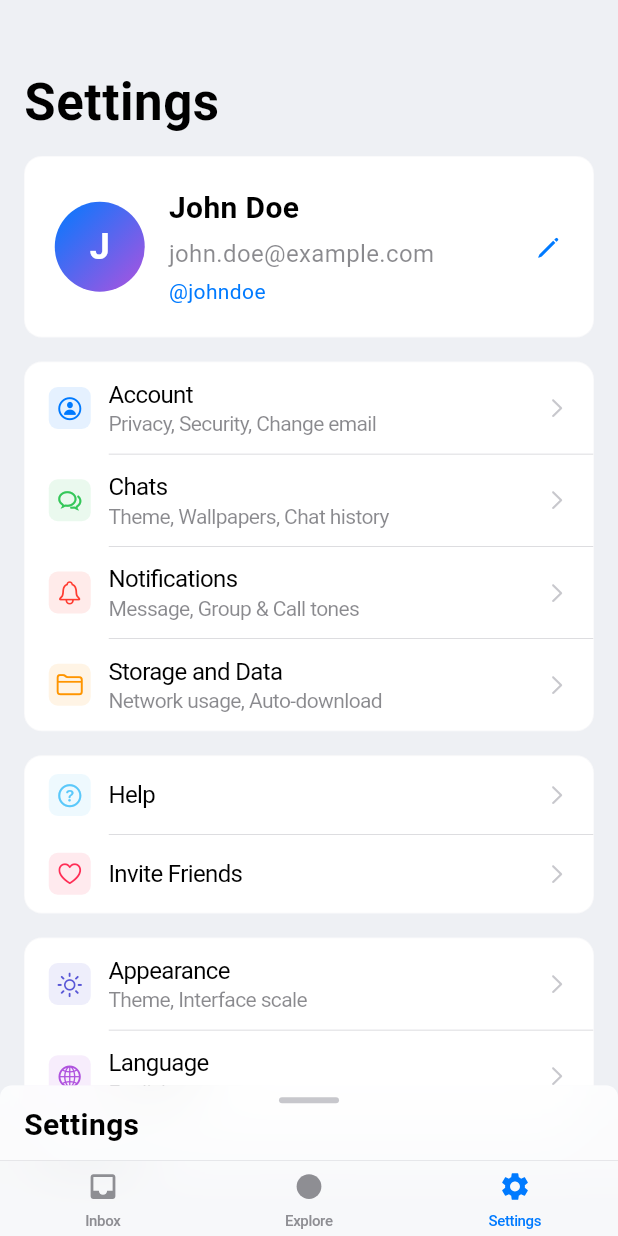
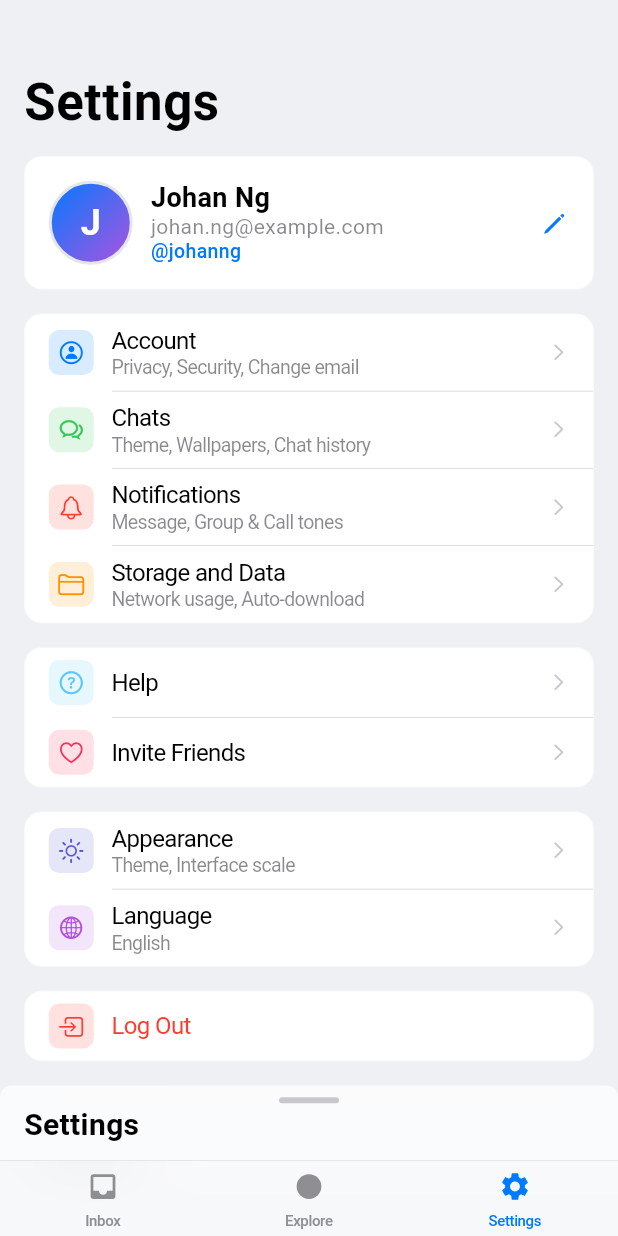
Before and after one commit to 0xjeffro/Signal, a Flutter app: the screen it shows after launch, item 3 of the bottom bar chosen, on a phone screen of 412 x 824 dp. Run offline on Flutter 3.47's test engine with Material 3 defaults, Android fonts, the phone set to English and light mode, and no system bars; our stand-ins replace flutter_svg.

Commit message:
Update user profile card layout and styling in settings page
- Adjusted padding and dimensions for user profile elements for improved aesthetics.
- Updated user information text and sizes for better readability.
- Enhanced visual elements with border and gradient adjustments.
- Modified spacing and margins for a more cohesive layout.

```diff
--- a/signal_app/lib/pages/settings_page.dart
+++ b/signal_app/lib/pages/settings_page.dart
@@ -122,7 +122,7 @@ class _SettingsPageState extends State<SettingsPage> {
   Widget _buildUserProfileCard(BuildContext context) {
     return Container(
       margin: EdgeInsets.symmetric(horizontal: 16, vertical: 8),
-      padding: EdgeInsets.all(20),
+      padding: EdgeInsets.all(16),
       decoration: BoxDecoration(
         color: MediaQuery.of(context).platformBrightness == Brightness.dark
             ? CupertinoColors.systemGrey6.resolveFrom(context)
@@ -139,10 +139,17 @@ class _SettingsPageState extends State<SettingsPage> {
         children: [
           // 头像
           Container(
-            width: 60,
-            height: 60,
+            width: 56,
+            height: 56,
             decoration: BoxDecoration(
               shape: BoxShape.circle,
+              border: Border.all(
+                color:
+                    MediaQuery.of(context).platformBrightness == Brightness.dark
+                    ? CupertinoColors.systemGrey4.resolveFrom(context)
+                    : CupertinoColors.systemGrey5.resolveFrom(context),
+                width: 2,
+              ),
               gradient: LinearGradient(
                 colors: [
                   CupertinoColors.systemBlue,
@@ -163,7 +170,7 @@ class _SettingsPageState extends State<SettingsPage> {
               ),
             ),
           ),
-          SizedBox(width: 16),
+          SizedBox(width: 12),
 
           // 用户信息
           Expanded(
@@ -171,27 +178,32 @@ class _SettingsPageState extends State<SettingsPage> {
               crossAxisAlignment: CrossAxisAlignment.start,
               children: [
                 Text(
-                  'John Doe',
+                  'Johan Ng',
                   style: TextStyle(
-                    fontSize: 20,
+                    fontSize: 18,
                     fontWeight: FontWeight.w600,
                     color: CupertinoColors.label.resolveFrom(context),
+                    height: 1.2,
                   ),
                 ),
-                SizedBox(height: 4),
+                SizedBox(height: 0),
                 Text(
-                  'john.doe@example.com',
+                  'johan.ng@example.com',
                   style: TextStyle(
-                    fontSize: 16,
+                    fontSize: 14,
+                    fontWeight: FontWeight.w400,
                     color: CupertinoColors.secondaryLabel.resolveFrom(context),
+                    height: 1.2,
                   ),
                 ),
-                SizedBox(height: 4),
+                SizedBox(height: -1),
                 Text(
-                  '@johndoe',
+                  '@johanng',
                   style: TextStyle(
-                    fontSize: 14,
+                    fontSize: 13,
+                    fontWeight: FontWeight.w500,
                     color: CupertinoColors.systemBlue.resolveFrom(context),
+                    height: 1.2,
                   ),
                 ),
               ],
@@ -238,7 +250,7 @@ class _SettingsPageState extends State<SettingsPage> {
             _buildSettingsItem(context, items[i]),
             if (i < items.length - 1)
               Container(
-                margin: EdgeInsets.only(left: 56),
+                margin: EdgeInsets.only(left: 58),
                 height: 0.5,
                 color: CupertinoColors.systemGrey4.resolveFrom(context),
               ),
@@ -253,16 +265,16 @@ class _SettingsPageState extends State<SettingsPage> {
       padding: EdgeInsets.zero,
       onPressed: item.onTap,
       child: Container(
-        padding: EdgeInsets.symmetric(horizontal: 16, vertical: 12),
+        padding: EdgeInsets.symmetric(horizontal: 16, vertical: 8),
         child: Row(
           children: [
             // 图标
             Container(
-              width: 28,
-              height: 28,
+              width: 30,
+              height: 30,
               decoration: BoxDecoration(
-                color: item.iconColor.withOpacity(0.1),
-                borderRadius: BorderRadius.circular(6),
+                color: item.iconColor.withOpacity(0.15),
+                borderRadius: BorderRadius.circular(7),
               ),
               child: Icon(item.icon, color: item.iconColor, size: 18),
             ),
@@ -282,11 +294,11 @@ class _SettingsPageState extends State<SettingsPage> {
                     ),
                   ),
                   if (item.subtitle != null) ...[
-                    SizedBox(height: 2),
+                    SizedBox(height: 1),
                     Text(
                       item.subtitle!,
                       style: TextStyle(
-                        fontSize: 14,
+                        fontSize: 13,
                         color: CupertinoColors.secondaryLabel.resolveFrom(
                           context,
                         ),
@@ -301,7 +313,7 @@ class _SettingsPageState extends State<SettingsPage> {
             Icon(
               CupertinoIcons.chevron_right,
               color: CupertinoColors.systemGrey3.resolveFrom(context),
-              size: 16,
+              size: 14,
             ),
           ],
         ),
@@ -328,16 +340,16 @@ class _SettingsPageState extends State<SettingsPage> {
         padding: EdgeInsets.zero,
         onPressed: () => _showLogOutConfirmation(context),
         child: Container(
-          padding: EdgeInsets.symmetric(horizontal: 16, vertical: 12),
+          padding: EdgeInsets.symmetric(horizontal: 16, vertical: 8),
           child: Row(
             children: [
               // 图标
               Container(
-                width: 28,
-                height: 28,
+                width: 30,
+                height: 30,
                 decoration: BoxDecoration(
-                  color: CupertinoColors.systemRed.withOpacity(0.1),
-                  borderRadius: BorderRadius.circular(6),
+                  color: CupertinoColors.systemRed.withOpacity(0.15),
+                  borderRadius: BorderRadius.circular(7),
                 ),
                 child: Icon(
                   CupertinoIcons.square_arrow_right,
```
